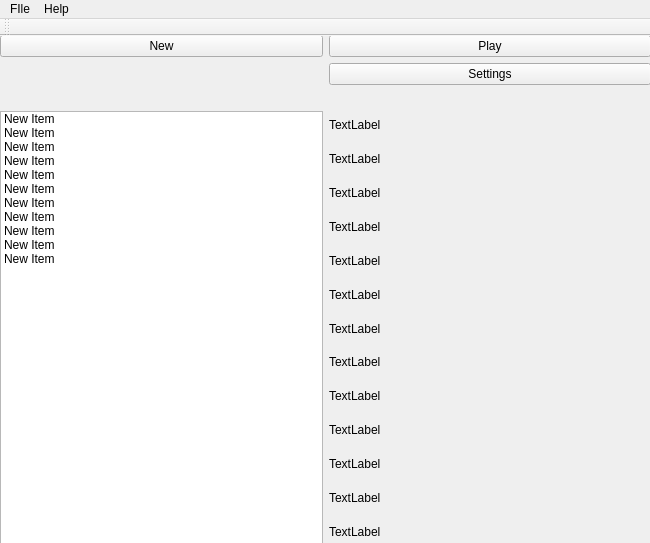
This is mainwindow.ui in Martinfx/qtbhyve as Qt 5 draws it before an edit. The edited form follows.
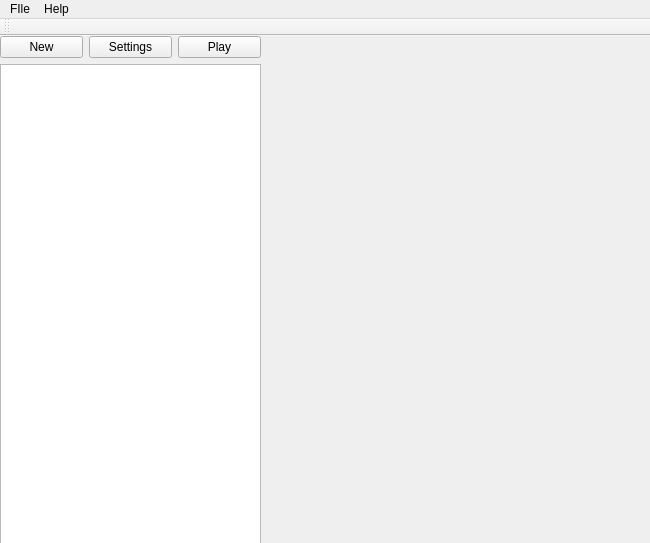
This is the edited form.

What changed in the file:
```diff
--- a/mainwindow.ui
+++ b/mainwindow.ui
@@ -18,8 +18,8 @@
     <property name="geometry">
      <rect>
       <x>0</x>
-      <y>-1</y>
-      <width>651</width>
+      <y>0</y>
+      <width>261</width>
       <height>511</height>
      </rect>
     </property>
@@ -27,159 +27,8 @@
      <property name="sizeConstraint">
       <enum>QLayout::SetDefaultConstraint</enum>
      </property>
-     <item row="7" column="1">
-      <layout class="QGridLayout" name="gridLayout_3">
-       <item row="9" column="0">
-        <widget class="QLabel" name="label_13">
-         <property name="text">
-          <string>TextLabel</string>
-         </property>
-        </widget>
-       </item>
-       <item row="1" column="0">
-        <widget class="QLabel" name="label">
-         <property name="text">
-          <string>TextLabel</string>
-         </property>
-        </widget>
-       </item>
-       <item row="7" column="0">
-        <widget class="QLabel" name="label_9">
-         <property name="text">
-          <string>TextLabel</string>
-         </property>
-        </widget>
-       </item>
-       <item row="2" column="0">
-        <widget class="QLabel" name="label_3">
-         <property name="text">
-          <string>TextLabel</string>
-         </property>
-        </widget>
-       </item>
-       <item row="3" column="0">
-        <widget class="QLabel" name="label_5">
-         <property name="text">
-          <string>TextLabel</string>
-         </property>
-        </widget>
-       </item>
-       <item row="4" column="0">
-        <widget class="QLabel" name="label_7">
-         <property name="text">
-          <string>TextLabel</string>
-         </property>
-        </widget>
-       </item>
-       <item row="6" column="0">
-        <widget class="QLabel" name="label_10">
-         <property name="text">
-          <string>TextLabel</string>
-         </property>
-        </widget>
-       </item>
-       <item row="11" column="0">
-        <widget class="QLabel" name="label_6">
-         <property name="text">
-          <string>TextLabel</string>
-         </property>
-        </widget>
-       </item>
-       <item row="8" column="0">
-        <widget class="QLabel" name="label_11">
-         <property name="text">
-          <string>TextLabel</string>
-         </property>
-        </widget>
-       </item>
-       <item row="10" column="0">
-        <widget class="QLabel" name="label_12">
-         <property name="text">
-          <string>TextLabel</string>
-         </property>
-        </widget>
-       </item>
-       <item row="12" column="0">
-        <widget class="QLabel" name="label_4">
-         <property name="text">
-          <string>TextLabel</string>
-         </property>
-        </widget>
-       </item>
-       <item row="5" column="0">
-        <widget class="QLabel" name="label_8">
-         <property name="text">
-          <string>TextLabel</string>
-         </property>
-        </widget>
-       </item>
-       <item row="13" column="0">
-        <widget class="QLabel" name="label_2">
-         <property name="text">
-          <string>TextLabel</string>
-         </property>
-        </widget>
-       </item>
-      </layout>
-     </item>
-     <item row="7" column="0">
-      <widget class="QListWidget" name="listVirtuals">
-       <item>
-        <property name="text">
-         <string>New Item</string>
-        </property>
-       </item>
-       <item>
-        <property name="text">
-         <string>New Item</string>
-        </property>
-       </item>
-       <item>
-        <property name="text">
-         <string>New Item</string>
-        </property>
-       </item>
-       <item>
-        <property name="text">
-         <string>New Item</string>
-        </property>
-       </item>
-       <item>
-        <property name="text">
-         <string>New Item</string>
-        </property>
-       </item>
-       <item>
-        <property name="text">
-         <string>New Item</string>
-        </property>
-       </item>
-       <item>
-        <property name="text">
-         <string>New Item</string>
-        </property>
-       </item>
-       <item>
-        <property name="text">
-         <string>New Item</string>
-        </property>
-       </item>
-       <item>
-        <property name="text">
-         <string>New Item</string>
-        </property>
-       </item>
-       <item>
-        <property name="text">
-         <string>New Item</string>
-        </property>
-       </item>
-       <item>
-        <property name="text">
-         <string>New Item</string>
-        </property>
-       </item>
-      </widget>
+     <item row="4" column="4">
+      <layout class="QGridLayout" name="gridLayout_3"/>
      </item>
      <item row="0" column="0">
       <widget class="QPushButton" name="newVirtual">
@@ -188,35 +37,54 @@
        </property>
       </widget>
      </item>
-     <item row="4" column="1">
-      <spacer name="horizontalSpacer">
-       <property name="orientation">
-        <enum>Qt::Horizontal</enum>
-       </property>
-       <property name="sizeHint" stdset="0">
-        <size>
-         <width>40</width>
-         <height>20</height>
-        </size>
-       </property>
-      </spacer>
-     </item>
-     <item row="0" column="1">
+     <item row="0" column="2">
       <widget class="QPushButton" name="playVirtual">
        <property name="text">
         <string>Play</string>
        </property>
       </widget>
      </item>
-     <item row="1" column="1">
+     <item row="0" column="1">
       <widget class="QPushButton" name="settingsVirtual">
        <property name="text">
         <string>Settings</string>
        </property>
       </widget>
      </item>
+     <item row="1" column="0" colspan="3">
+      <widget class="QListWidget" name="listVirtuals">
+       <property name="enabled">
+        <bool>true</bool>
+       </property>
+       <property name="font">
+        <font>
+         <pointsize>11</pointsize>
+        </font>
+       </property>
+       <property name="movement">
+        <enum>QListView::Static</enum>
+       </property>
+       <property name="isWrapping" stdset="0">
+        <bool>false</bool>
+       </property>
+       <property name="viewMode">
+        <enum>QListView::ListMode</enum>
+       </property>
+      </widget>
+     </item>
     </layout>
    </widget>
+   <widget class="QWidget" name="gridLayoutWidget_2">
+    <property name="geometry">
+     <rect>
+      <x>260</x>
+      <y>-1</y>
+      <width>391</width>
+      <height>511</height>
+     </rect>
+    </property>
+    <layout class="QGridLayout" name="gridLayout_2"/>
+   </widget>
   </widget>
   <widget class="QMenuBar" name="menubar">
    <property name="geometry">
```
